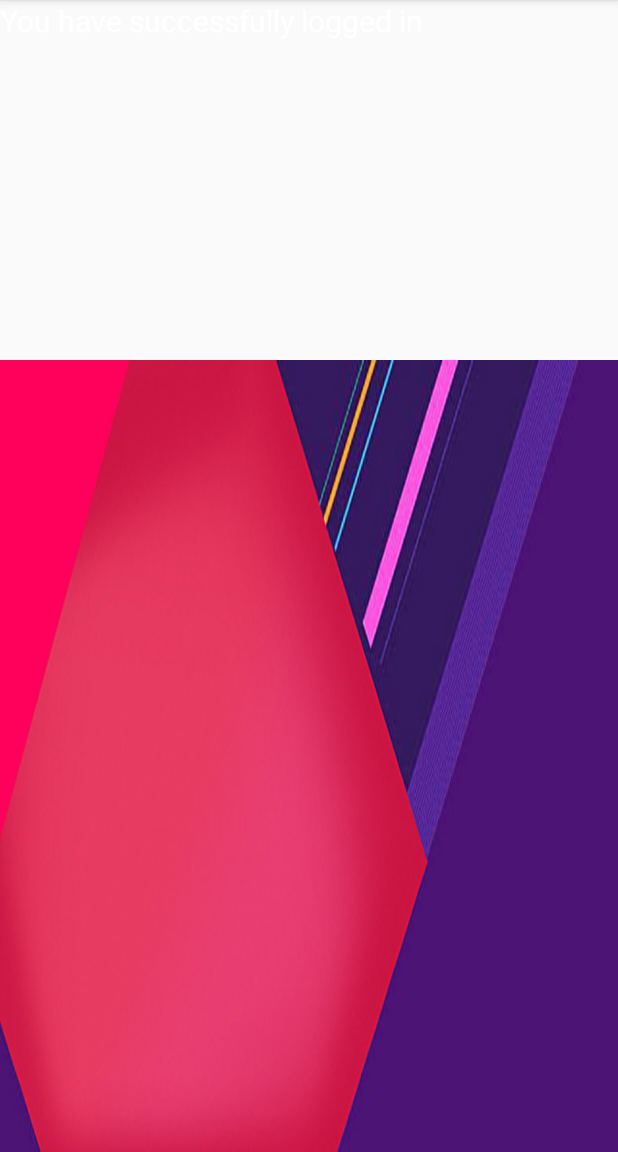
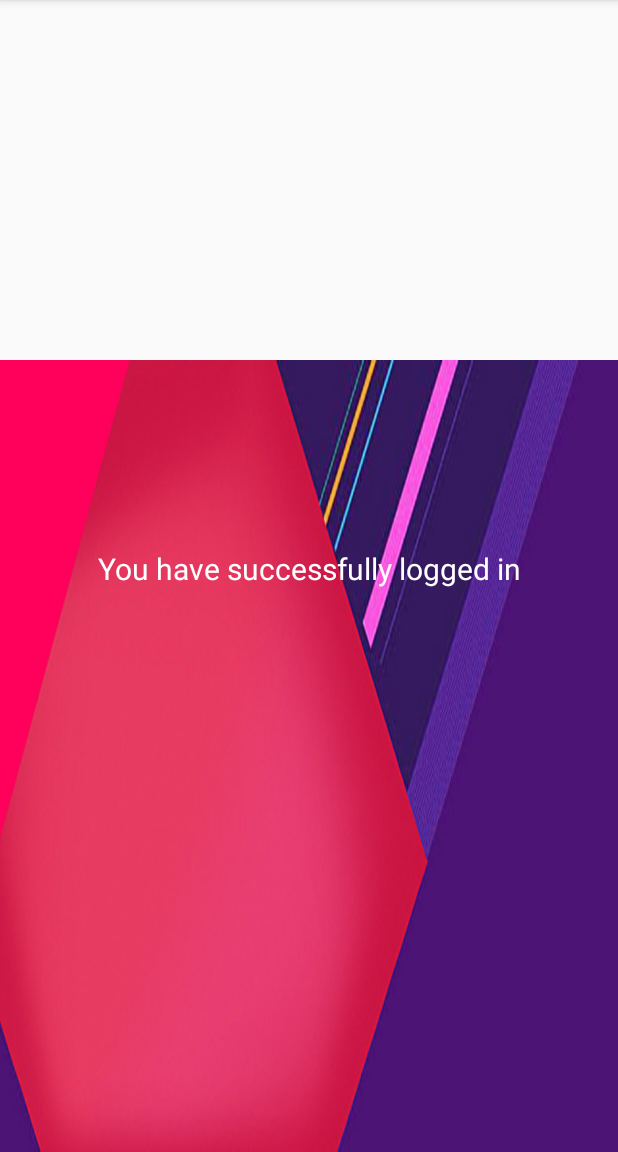
Before and after one commit to nikitajoshi13/androidapp, an Android app: the SecondActivity screen opened directly, with no data from a screen before it, on a phone screen of 412 x 824 dp, the part 84-1236 px from its top. Run offline under Robolectric (Android 15) with nearby library versions, the phone set to English and light mode, and no system bars.

Commit message:
Fix login successful CHanged text color of username and password centered successful login message

```diff
--- a/app/src/main/java/com/example/nikitajoshi/nikita/MainActivity.java
+++ b/app/src/main/java/com/example/nikitajoshi/nikita/MainActivity.java
@@ -3,6 +3,7 @@ package com.example.nikitajoshi.nikita;
 import android.content.Intent;
 import android.support.v7.app.AppCompatActivity;
 import android.os.Bundle;
+import android.util.Log;
 import android.view.View;
 import android.widget.Button;
 import android.widget.EditText;
@@ -29,14 +30,14 @@ public class MainActivity extends AppCompatActivity {
         Login.setOnClickListener(new View.OnClickListener() {
             @Override
             public void onClick(View view) {
-                validate(Name.getText().toString(),Password.getText().toString());
+                validate(Name.getText().toString().trim(),Password.getText().toString().trim());
             }
         });
 
     }
     private void validate(String userName,String userPassword)
     {
-        if((userName.equals("Admin") )&& (userPassword.equals("1234")))
+        if((userName.equals("Admin"))&& (userPassword.equals("1234")))
         {
             Intent intent= new Intent(MainActivity.this,SecondActivity.class);
             startActivity(intent);
--- a/app/src/main/res/layout/activity_main.xml
+++ b/app/src/main/res/layout/activity_main.xml
@@ -22,6 +22,7 @@
         android:selectAllOnFocus="false"
         android:singleLine="false"
         android:textColorHint="#ffffff"
+        android:textColor="#ffffff"
       />
 
     <EditText
@@ -34,6 +35,7 @@
         android:hint="Password"
         android:inputType="textPassword"
         android:textColorHint="#ffffff"
+        android:textColor="#ffffff"
          />
 
     <Button
--- a/app/src/main/res/layout/activity_second.xml
+++ b/app/src/main/res/layout/activity_second.xml
@@ -18,11 +18,17 @@
         android:id="@+id/suclog"
         android:layout_width="wrap_content"
         android:layout_height="38dp"
+        android:layout_marginBottom="8dp"
+        android:layout_marginEnd="8dp"
+        android:layout_marginStart="8dp"
+        android:layout_marginTop="8dp"
         android:text="You have successfully logged in"
         android:textAppearance="@style/TextAppearance.AppCompat"
         android:textColor="#ffffff"
         android:textSize="20dp"
-        tools:layout_editor_absoluteX="49dp"
-        tools:layout_editor_absoluteY="208dp" />
+        app:layout_constraintBottom_toBottomOf="@+id/imageView2"
+        app:layout_constraintEnd_toEndOf="parent"
+        app:layout_constraintStart_toStartOf="@+id/imageView2"
+        app:layout_constraintTop_toTopOf="parent" />
 
 </android.support.constraint.ConstraintLayout>
```
